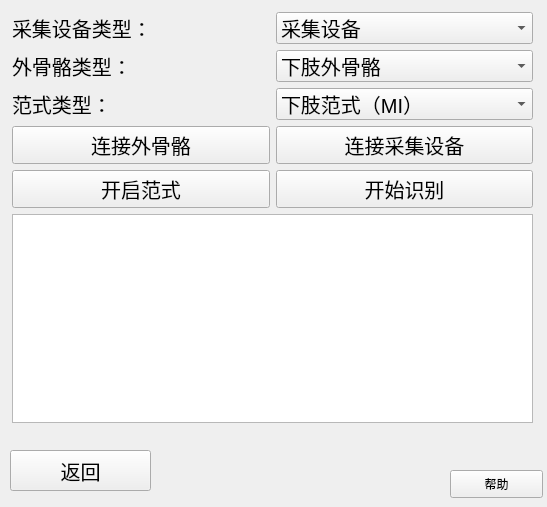
Old version of the form metabci/braingui/Ui_Form/Control/online_control.ui in the repository TBC-TJU/MetaBCI.
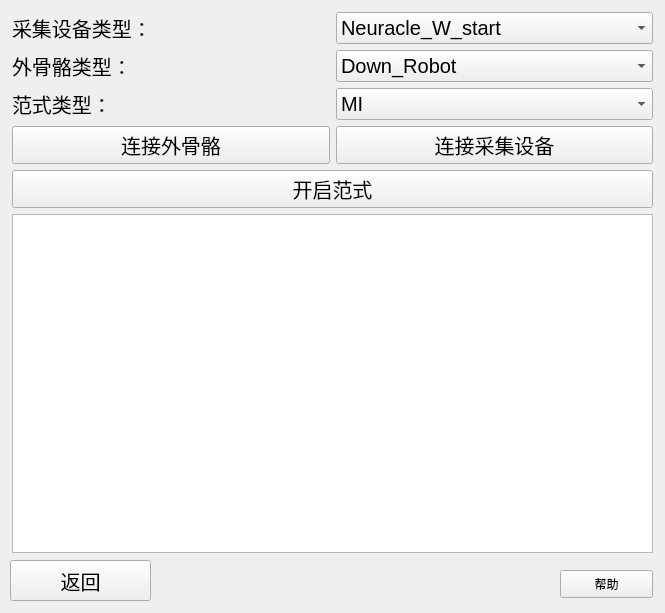
New version of the form.

The edit to the form file:
```diff
--- a/metabci/braingui/Ui_Form/Control/online_control.ui
+++ b/metabci/braingui/Ui_Form/Control/online_control.ui
@@ -6,8 +6,8 @@
    <rect>
     <x>0</x>
     <y>0</y>
-    <width>547</width>
-    <height>507</height>
+    <width>665</width>
+    <height>613</height>
    </rect>
   </property>
   <property name="windowTitle">
@@ -17,7 +17,7 @@
    <property name="geometry">
     <rect>
      <x>10</x>
-     <y>450</y>
+     <y>560</y>
      <width>141</width>
      <height>41</height>
     </rect>
@@ -34,8 +34,8 @@
   <widget class="QPushButton" name="pushButton_help">
    <property name="geometry">
     <rect>
-     <x>450</x>
-     <y>470</y>
+     <x>560</x>
+     <y>570</y>
      <width>93</width>
      <height>28</height>
     </rect>
@@ -49,8 +49,8 @@
     <rect>
      <x>12</x>
      <y>12</y>
-     <width>521</width>
-     <height>411</height>
+     <width>641</width>
+     <height>541</height>
     </rect>
    </property>
    <layout class="QVBoxLayout" name="verticalLayout_3">
@@ -81,7 +81,7 @@
             </property>
             <item>
              <property name="text">
-              <string>采集设备</string>
+              <string>Neuracle_W_start</string>
              </property>
             </item>
             <item>
@@ -121,7 +121,7 @@
             </property>
             <item>
              <property name="text">
-              <string>下肢外骨骼</string>
+              <string>Down_Robot</string>
              </property>
             </item>
             <item>
@@ -158,7 +158,7 @@
           </property>
           <item>
            <property name="text">
-            <string>下肢范式（MI）</string>
+            <string>MI</string>
            </property>
           </item>
           <item>
@@ -208,33 +208,21 @@
         </property>
        </widget>
       </item>
-      <item row="1" column="0">
-       <widget class="QPushButton" name="pushButton_open_paradigm">
-        <property name="font">
-         <font>
-          <pointsize>15</pointsize>
-         </font>
-        </property>
-        <property name="text">
-         <string>开启范式</string>
-        </property>
-       </widget>
-      </item>
-      <item row="1" column="1">
-       <widget class="QPushButton" name="pushButton_start_identify">
-        <property name="font">
-         <font>
-          <pointsize>15</pointsize>
-         </font>
-        </property>
-        <property name="text">
-         <string>开始识别</string>
-        </property>
-       </widget>
-      </item>
       <item row="2" column="0" colspan="2">
        <widget class="QTextEdit" name="textEdit_order"/>
       </item>
+      <item row="1" column="0" colspan="2">
+       <widget class="QPushButton" name="pushButton_open_paradigm">
+        <property name="font">
+         <font>
+          <pointsize>15</pointsize>
+         </font>
+        </property>
+        <property name="text">
+         <string>开启范式</string>
+        </property>
+       </widget>
+      </item>
      </layout>
     </item>
    </layout>
```
Left out of the diff: 13 changed lines with no effect on the pictures.
